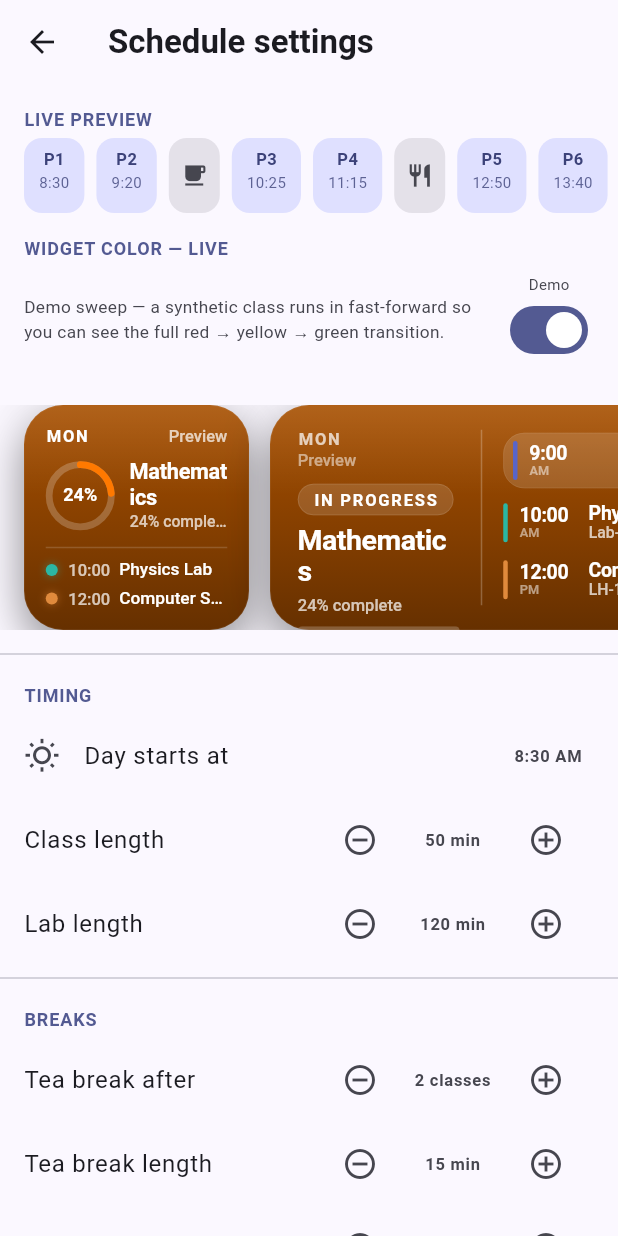
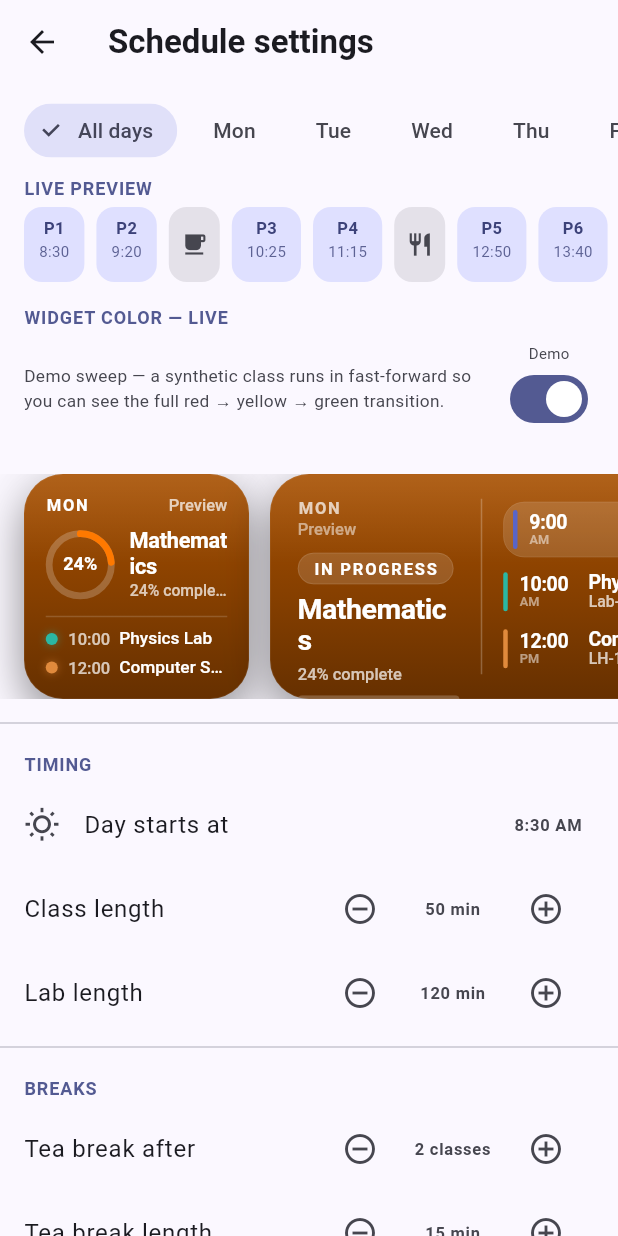
Before and after one commit to dhrruwa/TimeTable, a Flutter app: the SettingsScreen screen opened directly, on a phone screen of 412 x 824 dp. Run offline on Flutter 3.47's test engine with Material 3 defaults, Android fonts, the phone set to English and light mode, and no system bars; our stand-ins replace app_links, file_picker, flutter_riverpod, isar, qr_flutter, share_plus; missing offline and left inert: home_widget, mobile_scanner; accounts and stored records are empty; generated files the repository leaves out were written again; Roboto replaces fonts that are missing (SF Pro Text).

Commit message:
Per-day schedule: timings and breaks can now vary by day
- Timetable gains optional per-weekday config overrides (dayConfigs) with a
  configFor(weekday) helper; JSON is back-compatible (no override → default).
- All buildDay call sites compute times from configFor(weekday), so each day
  can have its own start time, class/lab length, and break positions.
- Schedule settings: a day selector (All days · Mon–Sat), an override banner,
  and a Reset button. Editing a specific day auto-creates its override; a dot
  marks customized days. "All days" edits the shared default.
- Rebuild release APK + AAB; refresh website APK.

Co-Authored-By: Claude Opus 4.8 <noreply@anthropic.com>

```diff
--- a/lib/models/period_models.dart
+++ b/lib/models/period_models.dart
@@ -232,13 +232,19 @@ class TimetableMeta {
 class Timetable {
   final List<Subject> subjects;
   final Map<int, List<Period>> week; // 1=Mon .. 6=Sat
-  final TimetableConfig config;
+  final TimetableConfig config; // default timing, used by days without an override
+
+  /// Optional per-weekday timing overrides (1=Mon .. 6=Sat). A day not present
+  /// here uses [config]. This lets start time, break positions, and lengths vary
+  /// per day without touching the default.
+  final Map<int, TimetableConfig> dayConfigs;
   final TimetableMeta meta;
 
   const Timetable({
     this.subjects = const [],
     this.week = const {},
     this.config = const TimetableConfig(),
+    this.dayConfigs = const {},
     this.meta = const TimetableMeta(),
   });
 
@@ -253,16 +259,24 @@ class Timetable {
 
   List<Period> periodsOn(int weekday) => week[weekday] ?? const [];
 
+  /// The effective timing config for [weekday] — its override, or the default.
+  TimetableConfig configFor(int weekday) => dayConfigs[weekday] ?? config;
+
+  /// Whether [weekday] has its own timing (differs from the default).
+  bool hasDayOverride(int weekday) => dayConfigs.containsKey(weekday);
+
   Timetable copyWith({
     List<Subject>? subjects,
     Map<int, List<Period>>? week,
     TimetableConfig? config,
+    Map<int, TimetableConfig>? dayConfigs,
     TimetableMeta? meta,
   }) =>
       Timetable(
         subjects: subjects ?? this.subjects,
         week: week ?? this.week,
         config: config ?? this.config,
+        dayConfigs: dayConfigs ?? this.dayConfigs,
         meta: meta ?? this.meta,
       );
 
@@ -273,6 +287,9 @@ class Timetable {
               MapEntry('$day', periods.map((p) => p.toJson()).toList()),
         ),
         'config': config.toJson(),
+        if (dayConfigs.isNotEmpty)
+          'dayConfigs':
+              dayConfigs.map((day, c) => MapEntry('$day', c.toJson())),
         'meta': meta.toJson(),
       };
 
@@ -284,6 +301,12 @@ class Timetable {
           .map((e) => Period.fromJson(e as Map<String, dynamic>))
           .toList();
     });
+    final dayConfigs = <int, TimetableConfig>{};
+    final rawDayConfigs = (j['dayConfigs'] as Map<String, dynamic>? ?? {});
+    rawDayConfigs.forEach((day, c) {
+      dayConfigs[int.parse(day)] =
+          TimetableConfig.fromJson(c as Map<String, dynamic>);
+    });
     return Timetable(
       subjects: (j['subjects'] as List<dynamic>? ?? [])
           .map((e) => Subject.fromJson(e as Map<String, dynamic>))
@@ -291,6 +314,7 @@ class Timetable {
       week: week,
       config: TimetableConfig.fromJson(
           (j['config'] as Map<String, dynamic>?) ?? const {}),
+      dayConfigs: dayConfigs,
       meta: TimetableMeta.fromJson(
           (j['meta'] as Map<String, dynamic>?) ?? const {}),
     );
--- a/lib/screens/edit_day_screen.dart
+++ b/lib/screens/edit_day_screen.dart
@@ -24,7 +24,7 @@ class EditDayScreen extends ConsumerWidget {
     final t = ref.watch(timetableProvider);
     final periods = t.periodsOn(weekday);
     final timeline =
-        TimetableBuilder.buildDay(periods, t.subjectsById, t.config);
+        TimetableBuilder.buildDay(periods, t.subjectsById, t.configFor(weekday));
     // Map period id -> its computed class entry (for showing times).
     final classEntries = timeline.where((e) => e.isClass).toList();
 
--- a/lib/screens/settings_screen.dart
+++ b/lib/screens/settings_screen.dart
@@ -10,16 +10,33 @@ import '../widgets/weather/live_widget_preview.dart';
 
 /// Configure the bell schedule (day start, durations, break positions) and the
 /// app theme. Changes recompute every screen + the widgets instantly.
-class SettingsScreen extends ConsumerWidget {
+class SettingsScreen extends ConsumerStatefulWidget {
   const SettingsScreen({super.key});
 
   @override
-  Widget build(BuildContext context, WidgetRef ref) {
-    final config = ref.watch(timetableProvider).config;
+  ConsumerState<SettingsScreen> createState() => _SettingsScreenState();
+}
+
+class _SettingsScreenState extends ConsumerState<SettingsScreen> {
+  /// Which schedule is being edited: null = the default (all days), or a
+  /// weekday 1..6 to edit that day's override.
+  int? _editingDay;
+
+  static const _dayShort = ['Mon', 'Tue', 'Wed', 'Thu', 'Fri', 'Sat'];
+
+  @override
+  Widget build(BuildContext context) {
+    final tt = ref.watch(timetableProvider);
     final notifier = ref.read(timetableProvider.notifier);
     final themeMode = ref.watch(themeModeProvider);
 
-    void update(TimetableConfig c) => notifier.setConfig(c);
+    final day = _editingDay;
+    final config = day == null ? tt.config : tt.configFor(day);
+    final overridden = day != null && tt.hasDayOverride(day);
+
+    void update(TimetableConfig c) => day == null
+        ? notifier.setConfig(c)
+        : notifier.setDayConfig(day, c);
 
     final lunchInvalid = config.lunchAfter <= config.teaAfter;
 
@@ -28,6 +45,10 @@ class SettingsScreen extends ConsumerWidget {
       body: ListView(
         padding: const EdgeInsets.symmetric(vertical: 8),
         children: [
+          // Which day this schedule applies to.
+          _daySelector(context, tt),
+          if (day != null)
+            _dayOverrideBanner(context, day, overridden, notifier),
           // Live preview of the computed period times — updates as you tweak.
           Padding(
             padding: const EdgeInsets.fromLTRB(16, 8, 16, 4),
@@ -153,6 +174,78 @@ class SettingsScreen extends ConsumerWidget {
     );
   }
 
+  Widget _daySelector(BuildContext context, Timetable tt) {
+    final scheme = Theme.of(context).colorScheme;
+    Widget chip(String label, int? d) {
+      final selected = _editingDay == d;
+      final hasOverride = d != null && tt.hasDayOverride(d);
+      return Padding(
+        padding: const EdgeInsets.only(right: 8),
+        child: ChoiceChip(
+          label: Row(mainAxisSize: MainAxisSize.min, children: [
+            Text(label),
+            if (hasOverride) ...[
+              const SizedBox(width: 5),
+              Icon(Icons.circle,
+                  size: 7,
+                  color: selected
+                      ? scheme.onSecondaryContainer
+                      : scheme.primary),
+            ],
+          ]),
+          selected: selected,
+          onSelected: (_) => setState(() => _editingDay = d),
+        ),
+      );
+    }
+
+    return SizedBox(
+      height: 46,
+      child: ListView(
+        scrollDirection: Axis.horizontal,
+        padding: const EdgeInsets.symmetric(horizontal: 16),
+        children: [
+          chip('All days', null),
+          for (var i = 0; i < 6; i++) chip(_dayShort[i], i + 1),
+        ],
+      ),
+    );
+  }
+
+  Widget _dayOverrideBanner(
+      BuildContext context, int day, bool overridden, dynamic notifier) {
+    final scheme = Theme.of(context).colorScheme;
+    final name = _dayShort[day - 1];
+    return Container(
+      margin: const EdgeInsets.fromLTRB(16, 10, 16, 0),
+      padding: const EdgeInsets.fromLTRB(12, 10, 8, 10),
+      decoration: BoxDecoration(
+        color: scheme.surfaceContainerHighest.withValues(alpha: 0.5),
+        borderRadius: BorderRadius.circular(14),
+      ),
+      child: Row(
+        children: [
+          Icon(overridden ? Icons.edit_calendar : Icons.info_outline,
+              size: 18, color: scheme.primary),
+          const SizedBox(width: 10),
+          Expanded(
+            child: Text(
+              overridden
+                  ? '$name has its own schedule.'
+                  : '$name uses the default. Change anything below to customize just this day.',
+              style: TextStyle(fontSize: 12.5, color: scheme.onSurfaceVariant),
+            ),
+          ),
+          if (overridden)
+            TextButton(
+              onPressed: () => notifier.clearDayConfig(day),
+              child: const Text('Reset'),
+            ),
+        ],
+      ),
+    );
+  }
+
   Widget _section(BuildContext context, String title) => Padding(
         padding: const EdgeInsets.fromLTRB(16, 12, 16, 4),
         child: Text(title.toUpperCase(),
--- a/lib/screens/today_screen.dart
+++ b/lib/screens/today_screen.dart
@@ -119,7 +119,7 @@ class _NextDayView extends StatelessWidget {
       final tl = TimetableBuilder.buildDay(
         timetable.periodsOn(wd),
         timetable.subjectsById,
-        timetable.config,
+        timetable.configFor(wd),
       );
       if (tl.isNotEmpty) {
         next = (offset: off, date: date, weekday: wd, tl: tl);
--- a/lib/widgetkit/home_widget_service.dart
+++ b/lib/widgetkit/home_widget_service.dart
@@ -66,7 +66,7 @@ class HomeWidgetService {
     final timeline = TimetableBuilder.buildDay(
       timetable.periodsOn(weekday),
       timetable.subjectsById,
-      timetable.config,
+      timetable.configFor(weekday),
     );
     final status = TodayEngine.compute(timeline, at);
 
@@ -90,7 +90,7 @@ class HomeWidgetService {
       final tl = TimetableBuilder.buildDay(
         timetable.periodsOn(d),
         timetable.subjectsById,
-        timetable.config,
+        timetable.configFor(d),
       );
       timelines['$d'] = [
         for (final e in tl)
@@ -194,7 +194,7 @@ class HomeWidgetService {
           final tl = TimetableBuilder.buildDay(
             timetable.periodsOn(wd),
             timetable.subjectsById,
-            timetable.config,
+            timetable.configFor(wd),
           );
           if (tl.isEmpty) continue;
           final dl = '${_short[(wd - 1) % 7]}, ${d.day} ${_months[d.month - 1]}';
--- a/lib/widgets/weather/live_widget_preview.dart
+++ b/lib/widgets/weather/live_widget_preview.dart
@@ -177,7 +177,7 @@ class _LivePreview extends ConsumerWidget {
     final timeline = TimetableBuilder.buildDay(
       timetable.periodsOn(now.weekday),
       timetable.subjectsById,
-      timetable.config,
+      timetable.configFor(now.weekday),
     );
     return child(TodayEngine.compute(timeline, now));
   }
```
Also changed, not shown: lib/providers/widget_providers.dart (+15 -1 lines).
